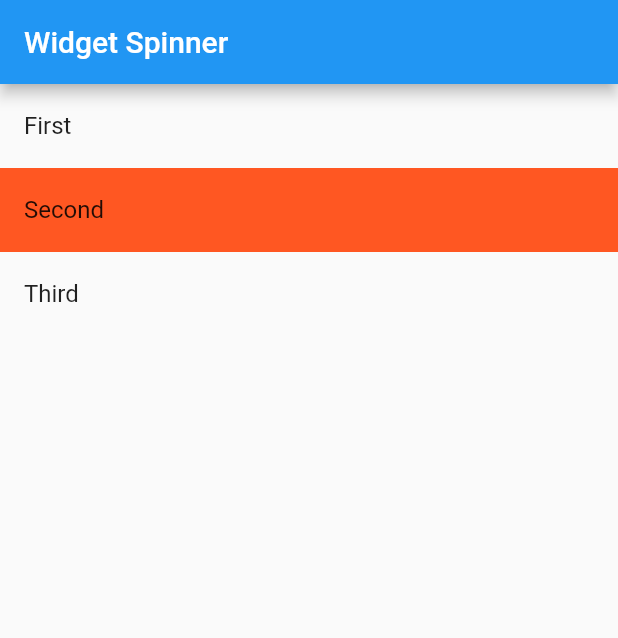
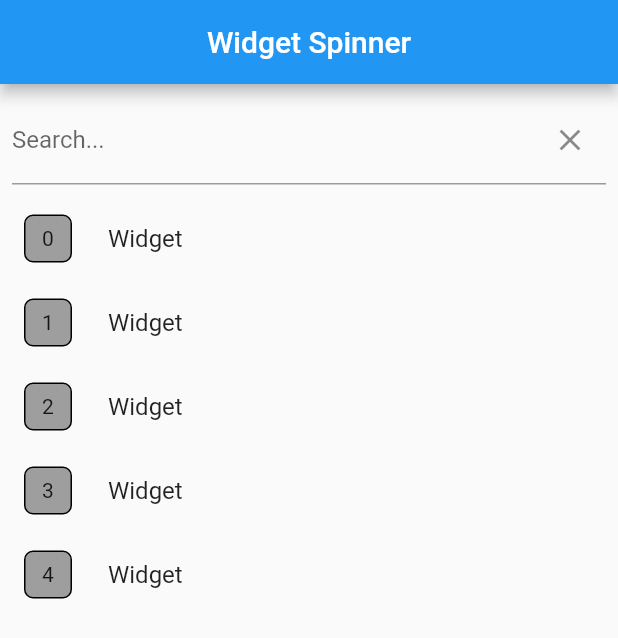
Before and after one commit to razvanfulea/widget_spinner, a Flutter app: the screen it shows after launch, on a phone screen of 412 x 824 dp. Shown: the top 638 px of the screen. Run offline on Flutter 3.47's test engine with Material 2 defaults, Android fonts, the phone set to English and light mode, and no system bars.

Commit message:
Create main view. Add examples for SafeArea and Expanded

```diff
--- a/widget_spinner/lib/home_page.dart
+++ b/widget_spinner/lib/home_page.dart
@@ -1,4 +1,6 @@
 import 'package:flutter/material.dart';
+import 'package:widget_spinner/utils/StringUtils.dart';
+import 'lib_all.dart';
 
 class HomePage extends StatefulWidget {
   @override
@@ -8,48 +10,96 @@ class HomePage extends StatefulWidget {
 
 class _HomePageState extends State<HomePage>{
 
-  List<Widget> widgets = List();
+  TextEditingController ctrlSearch = TextEditingController();
+  String keyword = "";
+
+  List<Widget> widgets = [
+    SafeAreaPage(),
+    ExpandedPage(),
+    WrapPage(),
+    AnimatedContainerPage(),
+    OpacityPage()
+  ];
 
   @override
   Widget build(BuildContext context) {
-    // TODO: implement build
     return Scaffold(
       appBar: AppBar(
         title: Text("Widget Spinner"),
+        centerTitle: true,
       ),
-      body: ListView(
+      body: GestureDetector(
+        onTap: (){
+          FocusScope.of(context).requestFocus(FocusNode());
+        },
+        child: Column(
           children: <Widget>[
-          ListTile(
-            title: Text("First"),
-            onTap: (){
-              Scaffold.of(context).showSnackBar(
-                SnackBar(content: Text("Open First"))
-              );
-            },
+            Padding(
+              padding: const EdgeInsets.all(8.0),
+              child: TextField(
+                controller: ctrlSearch,
+                decoration: InputDecoration(
+                  labelText: "Search...",
+                  suffixIcon: IconButton(
+                    icon: Icon(Icons.clear),
+                    onPressed: (){
+                      setState(() {
+                        ctrlSearch.clear();
+                        keyword = "";
+                      });
+                      FocusScope.of(context).requestFocus(FocusNode());
+                    }
+                  )
                 ),
-          Container(
-            decoration: BoxDecoration(color: Colors.deepOrange),
-            child: ListTile(
-              title: Text("Second"),
-
-              onTap: (){
-                Scaffold.of(context).showSnackBar(
-                    SnackBar(content: Text("Open Second"))
-                );
+                onChanged: (kw) {
+                  setState(() {
+                    debugPrint("Change: $kw");
+                    this.keyword = kw;
+                  });
                 },
               ),
             ),
+            Expanded(
+              flex: 8,
+              child: ListView.builder(
+                  itemCount: widgets.length,
+                  itemBuilder: (BuildContext ctx, int position){
+                    debugPrint("Text: $keyword; Length = ${keyword.length}");
+                    return (keyword == null || keyword.length == 0 ||
+                      this._search(widgets[position].toString(), keyword)) ?
                     ListTile(
-            title: Text("Third"),
+                      leading: Container(
+                          width: 32.0,
+                          height: 32.0,
+                          decoration: BoxDecoration(
+                              color: Colors.grey,
+                              borderRadius: BorderRadius.circular(6.0),
+                              border: Border.all(color: Colors.black, width: 1.0)
+                          ),
+                          child: Center(
+                              child: Text(position.toString())
+                          )
+                      ),
+                      title: Text(StringUtils.clearClassName(widgets[position].toString())),
                       onTap: (){
-              Scaffold.of(context).showSnackBar(
-                  SnackBar(content: Text("Open Third"))
+                        Navigator.push(
+                            context,
+                            MaterialPageRoute(builder: (context) => widgets[position])
                         );
                       },
+                    ) :
+                    Container();
+                  }
+              ),
             ),
           ],
-      )
+        ),
+      ),
     );
   }
 
+  bool _search(String className, String keyword){
+    return StringUtils.clearClassName(className).toLowerCase().contains(keyword.toLowerCase());
   }
+
+}
--- /dev/null
+++ b/widget_spinner/lib/lib_all.dart
@@ -0,0 +1,7 @@
+library lib_all;
+
+export 'widget_pages/expanded_page.dart';
+export 'widget_pages/safe_area_page.dart';
+export 'widget_pages/wrap_page.dart';
+export 'widget_pages/animated_container_page.dart';
+export 'widget_pages/opacity_page.dart';
--- a/widget_spinner/lib/main.dart
+++ b/widget_spinner/lib/main.dart
@@ -9,12 +9,11 @@ class MyApp extends StatelessWidget {
   Widget build(BuildContext context) {
     return MaterialApp(
       title: 'Flutter Demo',
+      debugShowCheckedModeBanner: false,
       theme: ThemeData(
         primarySwatch: Colors.blue,
       ),
-      home: Scaffold(
-          body: HomePage()
-      ),
+      home: HomePage(),
     );
   }
 }
--- /dev/null
+++ b/widget_spinner/lib/utils/StringUtils.dart
@@ -0,0 +1,8 @@
+
+class StringUtils {
+
+  static String clearClassName(String className){
+    return className.replaceAll(RegExp(r'Page'), '');
+  }
+
+}
```
Also changed, not shown: widget_spinner/lib/widget_pages/animated_container_page.dart (added, +21 -0 lines), widget_spinner/lib/widget_pages/expanded_page.dart (added, +171 -0 lines), widget_spinner/lib/widget_pages/opacity_page.dart (added, +21 -0 lines), widget_spinner/lib/widget_pages/safe_area_page.dart (added, +53 -0 lines), widget_spinner/lib/widget_pages/wrap_page.dart (added, +21 -0 lines), 1 other file. Lines whose indentation alone changed are shown as unchanged.
